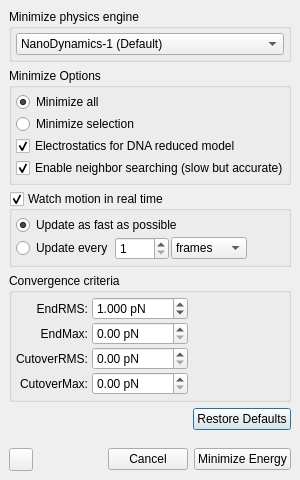
kanzure/nanoengineer, file cad/src/commands/MinimizeEnergy/MinimizeEnergyPropDialog.ui: the form before one commit.
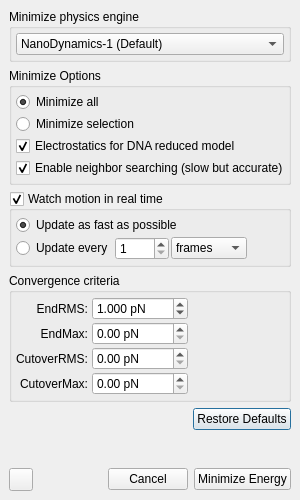
The form after the commit. Icons and pictures are not drawn.

Commit message: Increased height of dialog (needed for Mac OS X).

Patch:
```diff
--- a/cad/src/commands/MinimizeEnergy/MinimizeEnergyPropDialog.ui
+++ b/cad/src/commands/MinimizeEnergy/MinimizeEnergyPropDialog.ui
@@ -6,7 +6,7 @@
     <x>0</x>
     <y>0</y>
     <width>300</width>
-    <height>480</height>
+    <height>500</height>
    </rect>
   </property>
   <property name="sizePolicy" >
@@ -20,7 +20,7 @@
   <property name="minimumSize" >
    <size>
     <width>300</width>
-    <height>480</height>
+    <height>500</height>
    </size>
   </property>
   <property name="windowTitle" >
```
The commit also changes 1 other file.
